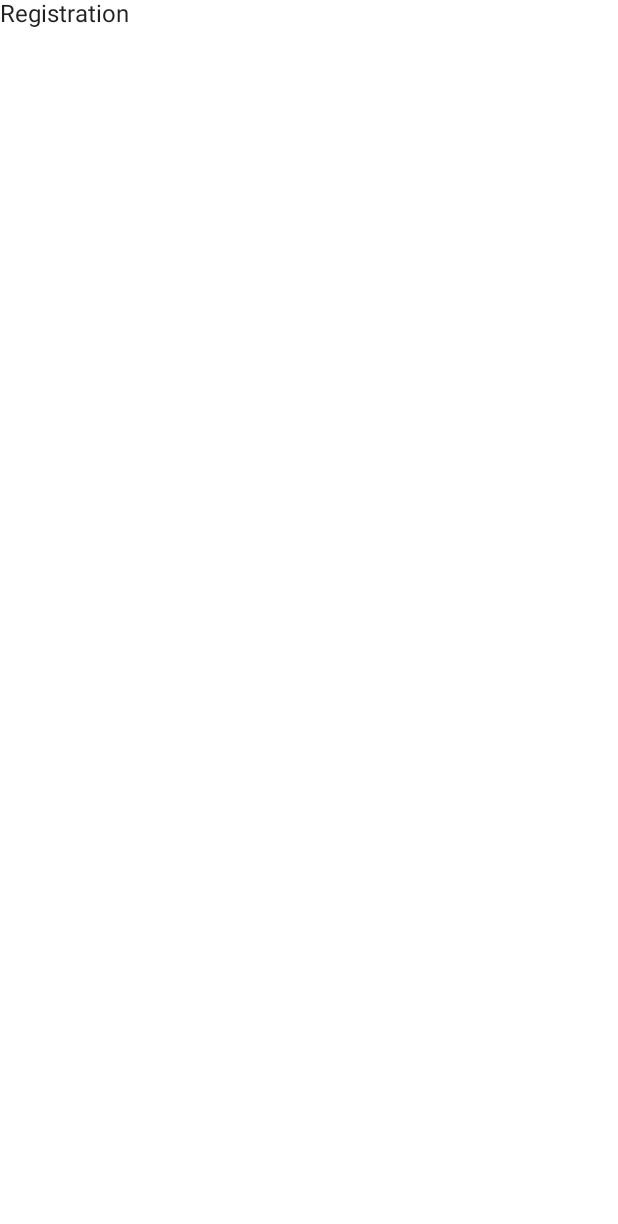
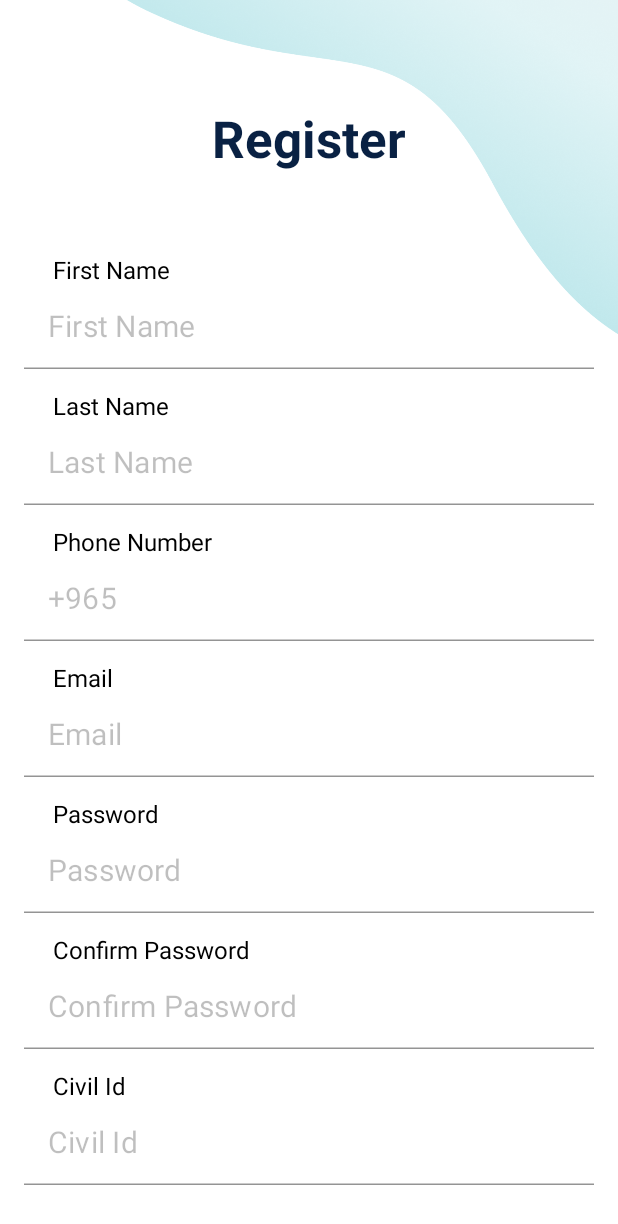
Before and after one commit to AbdulHaseeb-SE/Blue, an Android app built with Jetpack Compose: the screen it shows after launch (MainActivity), on a phone screen of 412 x 824 dp. Before the commit the part shown is almost empty. Shown: the top 1224 px of the screen. Run offline under Robolectric (Android 15) with nearby library versions, the phone set to English and light mode, and no system bars.

Commit message:
registration screen UI + Navigation + Custom components creation

```diff
--- /dev/null
+++ b/app/src/main/java/com/ah/studio/blueapp/ui/component/Button.kt
@@ -0,0 +1,46 @@
+package com.ah.studio.blueapp.ui.component
+
+import androidx.compose.foundation.layout.height
+import androidx.compose.foundation.layout.width
+import androidx.compose.material.Button
+import androidx.compose.material.ButtonDefaults
+import androidx.compose.material.Text
+import androidx.compose.runtime.Composable
+import androidx.compose.ui.Modifier
+import androidx.compose.ui.geometry.CornerRadius
+import androidx.compose.ui.graphics.Color
+import androidx.compose.ui.graphics.Shape
+import androidx.compose.ui.res.stringResource
+import androidx.compose.ui.unit.Dp
+import androidx.compose.ui.unit.sp
+import com.ah.studio.blueapp.R
+import com.ah.studio.blueapp.ui.theme.SeaBlue400
+
+@Composable
+fun Button(
+    width: Dp,
+    height: Dp,
+    backgroundColor: Color,
+    shape: Shape,
+    modifier: Modifier = Modifier,
+    onButtonClick: () -> Unit
+) {
+    Button(
+        onClick = {
+            onButtonClick()
+        },
+        colors = ButtonDefaults.buttonColors(
+            backgroundColor = SeaBlue400
+        ),
+        shape = shape,
+        modifier = modifier
+            .width(width)
+            .height(height)
+    ) {
+        Text(
+            text = stringResource(id = R.string.register),
+            fontSize = 17.sp,
+            color = Color.Black
+        )
+    }
+}
--- /dev/null
+++ b/app/src/main/java/com/ah/studio/blueapp/ui/component/TextField.kt
@@ -0,0 +1,76 @@
+package com.ah.studio.blueapp.ui.component
+
+import androidx.compose.foundation.layout.*
+import androidx.compose.foundation.text.KeyboardOptions
+import androidx.compose.material.Text
+import androidx.compose.material.TextField
+import androidx.compose.material.TextFieldDefaults
+import androidx.compose.runtime.*
+import androidx.compose.ui.Alignment
+import androidx.compose.ui.Modifier
+import androidx.compose.ui.graphics.Color
+import androidx.compose.ui.modifier.modifierLocalConsumer
+import androidx.compose.ui.text.TextStyle
+import androidx.compose.ui.text.input.ImeAction
+import androidx.compose.ui.text.input.KeyboardType
+import androidx.compose.ui.unit.dp
+import androidx.compose.ui.unit.sp
+import com.ah.studio.blueapp.ui.theme.Black25Percent
+import com.ah.studio.blueapp.ui.theme.PaddingDouble
+import com.ah.studio.blueapp.ui.theme.PaddingMedium
+
+@Composable
+fun CustomTextField(
+    label: String,
+    placeholder: String,
+    modifier: Modifier = Modifier,
+    keyboardType: KeyboardType = KeyboardType.Text,
+    value: (String) -> Unit
+) {
+    var text by remember {
+        mutableStateOf("")
+    }
+    Column(
+        modifier = Modifier.padding(bottom = PaddingDouble),
+        verticalArrangement = Arrangement.Center,
+        horizontalAlignment = Alignment.Start
+    ) {
+        Text(
+            text = label,
+            color = Color.Black,
+            fontSize = 16.sp,
+            modifier = modifier.padding(
+                horizontal = PaddingMedium,
+                vertical = 0.dp
+            )
+        )
+        TextField(
+            value = text,
+            onValueChange = { newText ->
+                text = newText
+                value(newText)
+            },
+            placeholder = {
+                Text(
+                    text = placeholder,
+                    fontSize = 20.sp
+                )
+            },
+            singleLine = true,
+            keyboardOptions = KeyboardOptions(
+                keyboardType = keyboardType,
+                imeAction = ImeAction.Next
+            ),
+            colors = TextFieldDefaults.textFieldColors(
+                backgroundColor = Color.Transparent,
+                cursorColor = Color.Black,
+                placeholderColor = Black25Percent,
+                textColor = Color.Black
+            ),
+            textStyle = TextStyle(fontSize = 20.sp),
+            modifier = Modifier
+                .fillMaxWidth()
+                .safeContentPadding()
+        )
+    }
+}
--- a/app/src/main/java/com/ah/studio/blueapp/ui/screens/authentication/SignUpScreen.kt
+++ b/app/src/main/java/com/ah/studio/blueapp/ui/screens/authentication/SignUpScreen.kt
@@ -1,33 +1,141 @@
 package com.ah.studio.blueapp.ui.screens.authentication
 
-import androidx.compose.foundation.layout.Arrangement
-import androidx.compose.foundation.layout.Column
-import androidx.compose.foundation.layout.fillMaxSize
-import androidx.compose.foundation.layout.padding
+import androidx.compose.foundation.*
+import androidx.compose.foundation.gestures.Orientation
+import androidx.compose.foundation.gestures.scrollable
+import androidx.compose.foundation.layout.*
+import androidx.compose.foundation.shape.RoundedCornerShape
 import androidx.compose.material.Scaffold
 import androidx.compose.material.Text
 import androidx.compose.runtime.Composable
 import androidx.compose.ui.Alignment
 import androidx.compose.ui.Modifier
+import androidx.compose.ui.graphics.Color
+import androidx.compose.ui.res.painterResource
+import androidx.compose.ui.res.stringResource
+import androidx.compose.ui.text.font.FontWeight
+import androidx.compose.ui.text.input.KeyboardType
 import androidx.compose.ui.tooling.preview.Preview
+import androidx.compose.ui.unit.dp
+import androidx.compose.ui.unit.sp
 import androidx.navigation.NavHostController
 import androidx.navigation.compose.rememberNavController
+import com.ah.studio.blueapp.R
+import com.ah.studio.blueapp.ui.component.Button
+import com.ah.studio.blueapp.ui.component.CustomTextField
+import com.ah.studio.blueapp.ui.theme.*
+
 
 @Composable
 fun SignUpScreen(navHostController: NavHostController) {
-    Scaffold(modifier = Modifier.fillMaxSize()) {
-        Column(
-            modifier = Modifier.padding(it),
-            verticalArrangement = Arrangement.Center,
-            horizontalAlignment = Alignment.CenterHorizontally
+    val scrollState = rememberScrollState()
+
+    Scaffold(
+        modifier = Modifier
+            .fillMaxSize()
+            .scrollable(
+                state = scrollState,
+                orientation = Orientation.Vertical
+            )
+    ) {
+        Box(
+            modifier = Modifier
+                .fillMaxSize()
+                .background(Color.White)
+                .padding(it)
         ) {
-            Text(text = "Registration")
+            Image(
+                painter = painterResource(id = R.drawable.bg_top_gradient),
+                contentDescription = "",
+                modifier = Modifier.padding(start = PaddingTripleLarge)
+            )
+            RegistrationForm()
+        }
+
+    }
+}
+
+@Composable
+fun RegistrationForm(
+    modifier: Modifier = Modifier
+) {
+    Column(
+        modifier = modifier
+            .fillMaxSize()
+            .padding(PaddingDouble)
+            .verticalScroll(rememberScrollState()),
+        horizontalAlignment = Alignment.CenterHorizontally
+    ) {
+        Text(
+            text = stringResource(R.string.register),
+            color = OxfordBlue900,
+            fontSize = 34.sp,
+            fontWeight = FontWeight.Bold,
+            modifier = modifier.padding(vertical = 58.dp)
+        )
+        CustomTextField(
+            label = stringResource(R.string.first_name),
+            placeholder = stringResource(R.string.first_name)
+        ) {}
+        CustomTextField(
+            label = stringResource(R.string.last_name),
+            placeholder = stringResource(R.string.last_name)
+        ) {}
+        CustomTextField(
+            label = stringResource(R.string.phone_number),
+            placeholder = stringResource(R.string.plus965),
+            keyboardType = KeyboardType.Phone
+        ) {}
+        CustomTextField(
+            label = stringResource(R.string.email),
+            placeholder = stringResource(R.string.email),
+            keyboardType = KeyboardType.Email
+        ) {}
+        CustomTextField(
+            label = stringResource(R.string.password),
+            placeholder = stringResource(R.string.password),
+            keyboardType = KeyboardType.Password
+        ) {}
+        CustomTextField(
+            label = stringResource(R.string.confirm_password),
+            placeholder = stringResource(R.string.confirm_password),
+            keyboardType = KeyboardType.Password
+        ) {}
+        CustomTextField(
+            label = stringResource(R.string.civil_id),
+            placeholder = stringResource(R.string.civil_id)
+        ) {}
+
+        Button(
+            width = 280.dp,
+            height = 50.dp,
+            backgroundColor = SeaBlue400,
+            shape = Shapes.medium,
+            modifier = modifier.padding(top = PaddingDouble)
+        ) {}
+
+        Row(
+            modifier = modifier
+                .fillMaxWidth()
+                .padding(
+                    top = PaddingLarge,
+                    bottom = PaddingDouble
+                ),
+            horizontalArrangement = Arrangement.Center,
+            verticalAlignment = Alignment.CenterVertically
+        ) {
+            Text(
+                text = stringResource(R.string.already_have_an_account),
+                fontSize = 16.sp,
+                color = Color.Black,
+                )
+            Text(
+                text = stringResource(R.string.signIn),
+                fontSize = 16.sp,
+                color = Color.Black,
+                fontWeight = FontWeight.Bold,
+                modifier = modifier.clickable {}
+            )
         }
     }
 }
-
-@Preview
-@Composable
-fun PreviewSignUpScreen(){
-    SignUpScreen(navHostController = rememberNavController())
-}
--- a/app/src/main/java/com/ah/studio/blueapp/ui/theme/Color.kt
+++ b/app/src/main/java/com/ah/studio/blueapp/ui/theme/Color.kt
@@ -11,3 +11,4 @@ val Teal200 = Color(0xFF03DAC5)
 val SeaBlue400 = Color(0xFF00CEE3)
 val Grey600 = Color(0xFF858585)
 val OxfordBlue900 = Color(0xFF092143)
+val Black25Percent = Color(0x40000000)
--- a/app/src/main/java/com/ah/studio/blueapp/ui/theme/Shape.kt
+++ b/app/src/main/java/com/ah/studio/blueapp/ui/theme/Shape.kt
@@ -6,6 +6,6 @@ import androidx.compose.ui.unit.dp
 
 val Shapes = Shapes(
     small = RoundedCornerShape(4.dp),
-    medium = RoundedCornerShape(4.dp),
+    medium = RoundedCornerShape(10.dp),
     large = RoundedCornerShape(0.dp)
 )
--- a/app/src/main/java/com/ah/studio/blueapp/ui/theme/Theme.kt
+++ b/app/src/main/java/com/ah/studio/blueapp/ui/theme/Theme.kt
@@ -5,6 +5,7 @@ import androidx.compose.material.MaterialTheme
 import androidx.compose.material.darkColors
 import androidx.compose.material.lightColors
 import androidx.compose.runtime.Composable
+import androidx.compose.ui.graphics.Color
 
 private val DarkColorPalette = darkColors(
     primary = Purple200,
@@ -13,9 +14,9 @@ private val DarkColorPalette = darkColors(
 )
 
 private val LightColorPalette = lightColors(
-    primary = Purple500,
-    primaryVariant = Purple700,
-    secondary = Teal200
+    primary = Color.White,
+    primaryVariant = SeaBlue400,
+    secondary = OxfordBlue900
 
     /* Other default colors to override
     background = Color.White,
--- /dev/null
+++ b/app/src/main/java/com/ah/studio/blueapp/ui/theme/dimensions.kt
@@ -0,0 +1,10 @@
+package com.ah.studio.blueapp.ui.theme
+
+import androidx.compose.ui.unit.dp
+
+val PaddingHalf = 8.dp
+val PaddingSmall = 10.dp
+val PaddingDouble = 16.dp
+val PaddingMedium = 19.dp
+val PaddingLarge = 24.dp
+val PaddingTripleLarge = 74.dp
--- a/app/src/main/res/values/strings.xml
+++ b/app/src/main/res/values/strings.xml
@@ -1,3 +1,14 @@
 <resources>
     <string name="app_name">BlueApp</string>
+    <string name="register">Register</string>
+    <string name="first_name">First Name</string>
+    <string name="last_name">Last Name</string>
+    <string name="phone_number">Phone Number</string>
+    <string name="plus965">+965</string>
+    <string name="email">Email</string>
+    <string name="password">Password</string>
+    <string name="confirm_password">Confirm Password</string>
+    <string name="civil_id">Civil Id</string>
+    <string name="already_have_an_account">Already have an account ? </string>
+    <string name="signIn">Sign In</string>
 </resources>
--- a/app/src/main/res/values/themes.xml
+++ b/app/src/main/res/values/themes.xml
@@ -2,6 +2,6 @@
 <resources>
 
     <style name="Theme.BlueApp" parent="android:Theme.Material.Light.NoActionBar">
-        <item name="android:statusBarColor">@color/purple_700</item>
+        <item name="android:statusBarColor">#00CEE3</item>
     </style>
 </resources>
```
